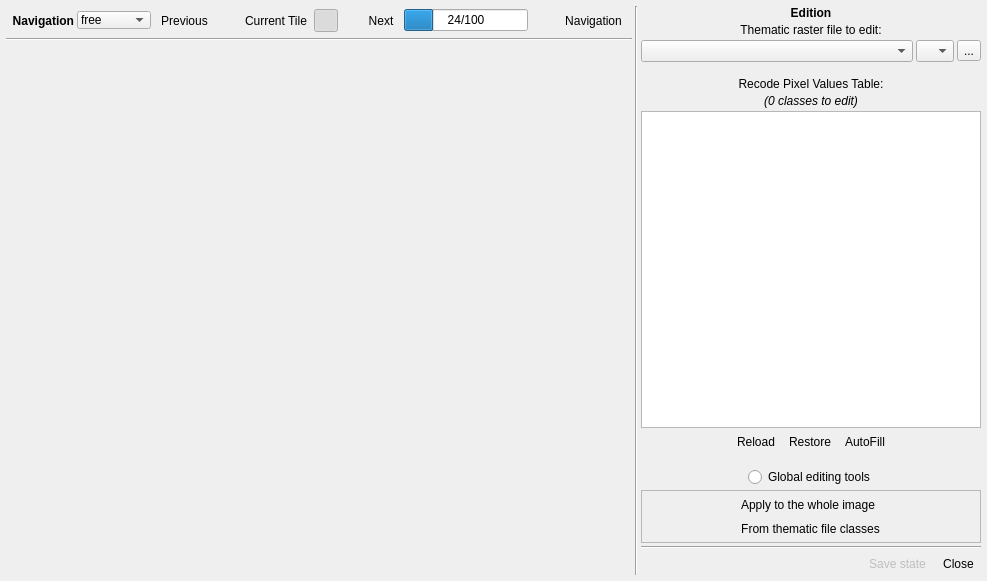
Old version of the form ui/main_dialog.ui in the repository SMByC/ThRasE.
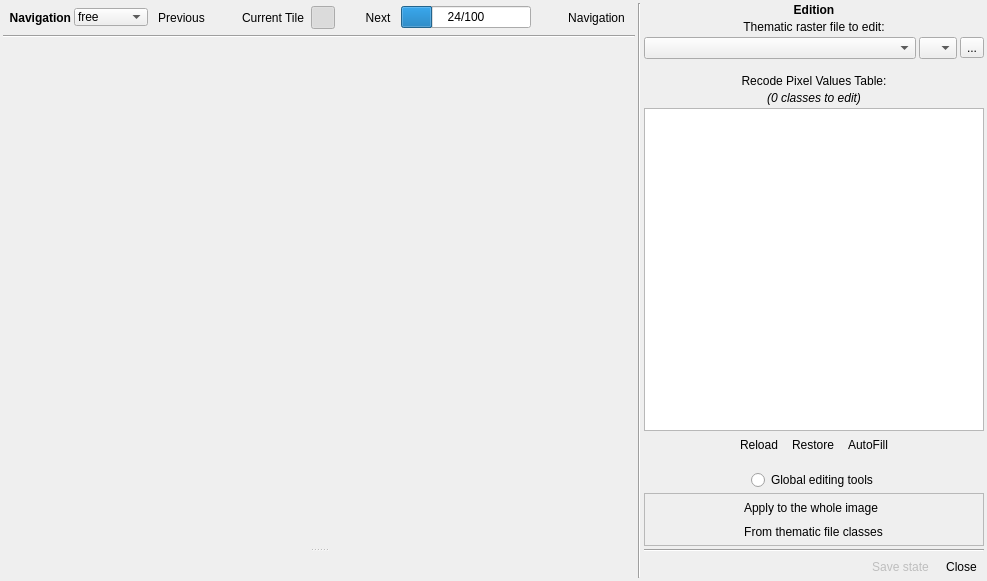
New version of the form. Icons and pictures are not drawn. Custom widgets are drawn as their Qt base class.

Diff of the .ui file:
```diff
--- a/ui/main_dialog.ui
+++ b/ui/main_dialog.ui
@@ -33,35 +33,199 @@
     <widget class="QWidget" name="DialogContent" native="true">
      <layout class="QGridLayout" name="gridLayout_3">
       <property name="leftMargin">
-       <number>3</number>
+       <number>0</number>
       </property>
       <property name="topMargin">
-       <number>3</number>
+       <number>0</number>
       </property>
       <property name="rightMargin">
-       <number>3</number>
+       <number>0</number>
       </property>
       <property name="bottomMargin">
-       <number>3</number>
+       <number>0</number>
       </property>
       <property name="spacing">
        <number>3</number>
       </property>
-      <item row="0" column="1" rowspan="6">
+      <item row="2" column="0">
+       <widget class="QSplitter" name="splitter">
+        <property name="sizePolicy">
+         <sizepolicy hsizetype="Expanding" vsizetype="Expanding">
+          <horstretch>0</horstretch>
+          <verstretch>0</verstretch>
+         </sizepolicy>
+        </property>
+        <property name="orientation">
+         <enum>Qt::Vertical</enum>
+        </property>
+        <property name="childrenCollapsible">
+         <bool>false</bool>
+        </property>
+        <widget class="QWidget" name="widget_view_windows" native="true">
+         <property name="sizePolicy">
+          <sizepolicy hsizetype="Expanding" vsizetype="Expanding">
+           <horstretch>0</horstretch>
+           <verstretch>1</verstretch>
+          </sizepolicy>
+         </property>
+        </widget>
+        <widget class="QWidget" name="widget_ccd" native="true">
+         <property name="sizePolicy">
+          <sizepolicy hsizetype="Expanding" vsizetype="Expanding">
+           <horstretch>0</horstretch>
+           <verstretch>0</verstretch>
+          </sizepolicy>
+         </property>
+         <layout class="QVBoxLayout" name="verticalLayout_3">
+          <property name="spacing">
+           <number>0</number>
+          </property>
+          <property name="leftMargin">
+           <number>0</number>
+          </property>
+          <property name="topMargin">
+           <number>0</number>
+          </property>
+          <property name="rightMargin">
+           <number>0</number>
+          </property>
+          <property name="bottomMargin">
+           <number>0</number>
+          </property>
+         </layout>
+        </widget>
+       </widget>
+      </item>
+      <item row="3" column="0">
+       <widget class="QWidget" name="footer_widget" native="true">
+        <property name="sizePolicy">
+         <sizepolicy hsizetype="Preferred" vsizetype="Fixed">
+          <horstretch>0</horstretch>
+          <verstretch>0</verstretch>
+         </sizepolicy>
+        </property>
+        <property name="font">
+         <font>
+          <pointsize>8</pointsize>
+         </font>
+        </property>
+        <layout class="QHBoxLayout" name="horizontalLayout_8">
+         <property name="leftMargin">
+          <number>0</number>
+         </property>
+         <property name="topMargin">
+          <number>0</number>
+         </property>
+         <property name="rightMargin">
+          <number>0</number>
+         </property>
+         <property name="bottomMargin">
+          <number>0</number>
+         </property>
+         <item>
+          <widget class="QLabel" name="editing_status">
+           <property name="sizePolicy">
+            <sizepolicy hsizetype="Preferred" vsizetype="Fixed">
+             <horstretch>0</horstretch>
+             <verstretch>0</verstretch>
+            </sizepolicy>
+           </property>
+           <property name="font">
+            <font>
+             <pointsize>8</pointsize>
+            </font>
+           </property>
+           <property name="text">
+            <string/>
+           </property>
+          </widget>
+         </item>
+         <item>
+          <widget class="QLabel" name="map_coordinate">
+           <property name="font">
+            <font>
+             <family>Monospace</family>
+             <pointsize>8</pointsize>
+            </font>
+           </property>
+           <property name="toolTip">
+            <string>Current map coordinate</string>
+           </property>
+           <property name="text">
+            <string/>
+           </property>
+           <property name="alignment">
+            <set>Qt::AlignCenter</set>
+           </property>
+          </widget>
+         </item>
+         <item>
+          <widget class="QWidget" name="widget_5" native="true">
+           <layout class="QHBoxLayout" name="horizontalLayout_9">
+            <property name="spacing">
+             <number>0</number>
+            </property>
+            <property name="leftMargin">
+             <number>0</number>
+            </property>
+            <property name="topMargin">
+             <number>0</number>
+            </property>
+            <property name="rightMargin">
+             <number>0</number>
+            </property>
+            <property name="bottomMargin">
+             <number>0</number>
+            </property>
+            <item>
+             <widget class="QLabel" name="label_4">
+              <property name="font">
+               <font>
+                <pointsize>8</pointsize>
+               </font>
+              </property>
+              <property name="text">
+               <string/>
+              </property>
+             </widget>
+            </item>
+            <item>
+             <widget class="QToolButton" name="QPBtn_CCDPlugin">
+              <property name="cursor">
+               <cursorShape>PointingHandCursor</cursorShape>
+              </property>
+              <property name="toolTip">
+               <string>Open the Continuous Change Detection widget</string>
+              </property>
+              <property name="icon">
+               <iconset>
+                <normaloff>:/plugins/thrase/icons/ccd_plugin.svg</normaloff>:/plugins/thrase/icons/ccd_plugin.svg</iconset>
+              </property>
+              <property name="checkable">
+               <bool>true</bool>
+              </property>
+              <property name="toolButtonStyle">
+               <enum>Qt::ToolButtonIconOnly</enum>
+              </property>
+              <property name="autoRaise">
+               <bool>true</bool>
+              </property>
+             </widget>
+            </item>
+           </layout>
+          </widget>
+         </item>
+        </layout>
+       </widget>
+      </item>
+      <item row="0" column="1" rowspan="4">
        <widget class="Line" name="line">
         <property name="orientation">
          <enum>Qt::Vertical</enum>
         </property>
        </widget>
       </item>
-      <item row="1" column="0">
-       <widget class="Line" name="line_2">
-        <property name="orientation">
-         <enum>Qt::Horizontal</enum>
-        </property>
-       </widget>
-      </item>
-      <item row="0" column="2" rowspan="6">
+      <item row="0" column="2" rowspan="4">
        <widget class="QWidget" name="EditionBlock" native="true">
         <property name="minimumSize">
          <size>
@@ -597,6 +761,13 @@
         </layout>
        </widget>
       </item>
+      <item row="1" column="0">
+       <widget class="Line" name="line_2">
+        <property name="orientation">
+         <enum>Qt::Horizontal</enum>
+        </property>
+       </widget>
+      </item>
       <item row="0" column="0">
        <widget class="QWidget" name="NavigationBlock" native="true">
         <property name="sizePolicy">
@@ -995,75 +1166,6 @@
         </layout>
        </widget>
       </item>
-      <item row="5" column="0">
-       <widget class="QWidget" name="footer_widget" native="true">
-        <property name="sizePolicy">
-         <sizepolicy hsizetype="Preferred" vsizetype="Fixed">
-          <horstretch>0</horstretch>
-          <verstretch>0</verstretch>
-         </sizepolicy>
-        </property>
-        <property name="font">
-         <font>
-          <pointsize>8</pointsize>
-         </font>
-        </property>
-        <layout class="QHBoxLayout" name="horizontalLayout_8">
-         <property name="leftMargin">
-          <number>0</number>
-         </property>
-         <property name="topMargin">
-          <number>0</number>
-         </property>
-         <property name="rightMargin">
-          <number>0</number>
-         </property>
-         <property name="bottomMargin">
-          <number>0</number>
-         </property>
-         <item>
-          <widget class="QLabel" name="editing_status">
-           <property name="sizePolicy">
-            <sizepolicy hsizetype="Preferred" vsizetype="Fixed">
-             <horstretch>0</horstretch>
-             <verstretch>0</verstretch>
-            </sizepolicy>
-           </property>
-           <property name="font">
-            <font>
-             <pointsize>8</pointsize>
-            </font>
-           </property>
-           <property name="text">
-            <string/>
-           </property>
-          </widget>
-         </item>
-         <item>
-          <widget class="QLabel" name="map_coordinate">
-           <property name="font">
-            <font>
-             <family>Monospace</family>
-             <pointsize>8</pointsize>
-            </font>
-           </property>
-           <property name="toolTip">
-            <string>Current map coordinate (Lat, Lon)</string>
-           </property>
-           <property name="text">
-            <string/>
-           </property>
-           <property name="alignment">
-            <set>Qt::AlignRight|Qt::AlignTrailing|Qt::AlignVCenter</set>
-           </property>
-          </widget>
-         </item>
-        </layout>
-       </widget>
-      </item>
-      <item row="2" column="0" rowspan="3">
-       <widget class="QWidget" name="widget_view_windows" native="true"/>
-      </item>
      </layout>
     </widget>
    </item>
```
Left out of the diff: 4 changed lines with no effect on the pictures.
